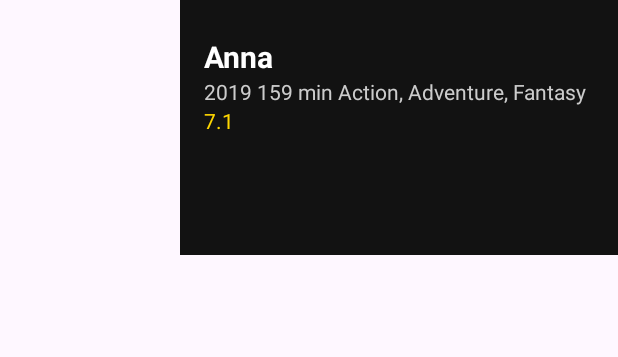
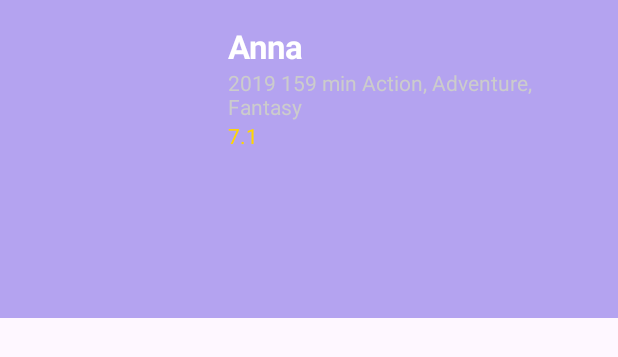
Before and after one commit to yanpingguo/Assignment2_Guo, an Android app: the layout layout_movie_item.xml on its own in the app's theme, with its tools: preview values and no code run, on a phone screen of 412 x 824 dp. Shown: the top 357 px of the screen. Run offline under Robolectric (Android 15) with nearby library versions, the phone set to English and light mode, and no system bars.

```diff
--- a/app/src/main/java/com/example/assignment2_guo/view/MainActivity.java
+++ b/app/src/main/java/com/example/assignment2_guo/view/MainActivity.java
@@ -27,9 +27,6 @@ public class MainActivity extends AppCompatActivity {
         movieAdapter = new MovieAdapter();
         binding.recyclerView.setLayoutManager(new LinearLayoutManager(this));
         binding.recyclerView.setAdapter(movieAdapter);
-        //enter movie detail page
-        movieAdapter.setOnMovieClickListener(model ->
-                MovieDetailActivity.enter(this, model));
 
         binding.searchButton.setOnClickListener(view -> {
             String query = binding.searchEditText.getText().toString().trim();
--- a/app/src/main/res/layout/layout_movie_item.xml
+++ b/app/src/main/res/layout/layout_movie_item.xml
@@ -1,29 +1,31 @@
 <?xml version="1.0" encoding="utf-8"?>
-<RelativeLayout xmlns:android="http://schemas.android.com/apk/res/android"
+<LinearLayout xmlns:android="http://schemas.android.com/apk/res/android"
     android:layout_width="match_parent"
-    android:layout_height="wrap_content">
+    android:layout_height="wrap_content"
+    android:orientation="horizontal"
+    android:padding="16dp"
+    android:background="#B4A3F0">
 
     <ImageView
         android:id="@+id/movie_poster"
         android:layout_width="120dp"
-        android:layout_height="180dp" />
+        android:layout_height="180dp"
+        android:layout_marginEnd="16dp" />
+
     <LinearLayout
-
-        android:layout_width="match_parent"
-        android:layout_height="170dp"
-        android:layout_toRightOf="@id/movie_poster"
-        android:background="#121212"
+        android:layout_width="0dp"
+        android:layout_height="wrap_content"
+        android:layout_weight="1"
         android:orientation="vertical"
-        android:padding="16dp">
+        android:gravity="center_vertical">
 
         <TextView
             android:id="@+id/movie_title"
             android:layout_width="wrap_content"
             android:layout_height="wrap_content"
-            android:layout_marginTop="8dp"
             android:text="Anna"
             android:textColor="#FFFFFF"
-            android:textSize="20sp"
+            android:textSize="22sp"
             android:textStyle="bold" />
 
         <TextView
@@ -40,4 +42,4 @@
             android:text="7.1"
             android:textColor="#FFD700" />
     </LinearLayout>
-</RelativeLayout>
+</LinearLayout>
```
Also changed, not shown: app/src/main/java/com/example/assignment2_guo/adapter/MovieAdapter.java (+6 -15 lines), app/src/main/java/com/example/assignment2_guo/view/MovieDetailActivity.java (+10 -42 lines), app/src/main/java/com/example/assignment2_guo/viewmodel/MovieViewModel.java (+44 -0 lines).
